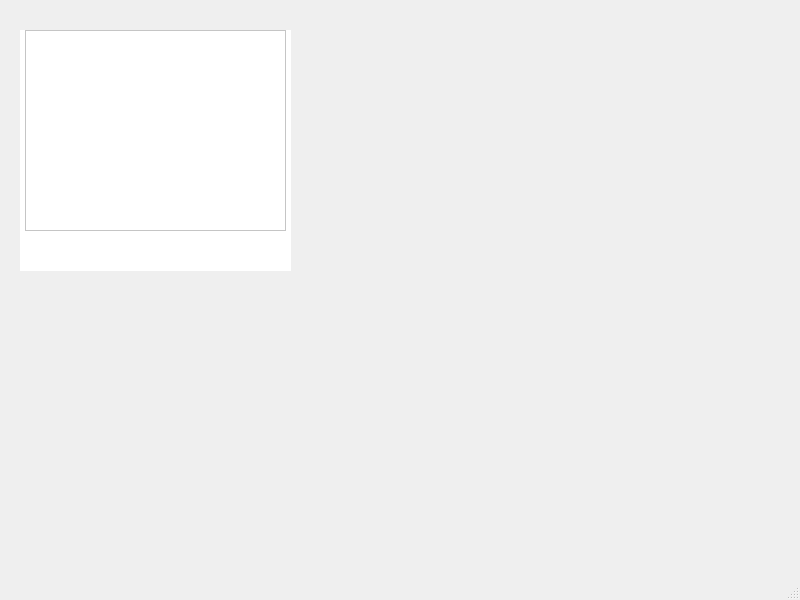
The window that mainwindow.ui (lasitha-amuwala/CES-Simulator) describes before a commit, drawn with Qt 5.
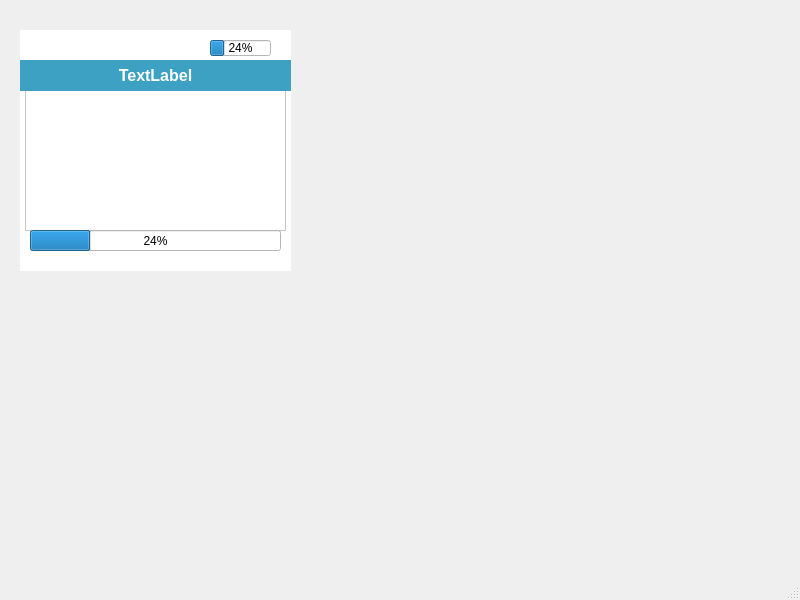
The same window after the commit. Icons and pictures are not drawn.

Commit message: Added menu system, frequency, waveform, countdown cycle options, reset state on power off

Patch:
```diff
--- a/mainwindow.ui
+++ b/mainwindow.ui
@@ -219,10 +219,79 @@
      <property name="geometry">
       <rect>
        <x>5</x>
-       <y>0</y>
+       <y>60</y>
        <width>261</width>
-       <height>201</height>
+       <height>141</height>
       </rect>
+     </property>
+     <property name="styleSheet">
+      <string notr="true">font-size: 16px;
+selection-background-color: #72bcd4</string>
+     </property>
+    </widget>
+    <widget class="QLabel" name="menuLabel">
+     <property name="geometry">
+      <rect>
+       <x>0</x>
+       <y>30</y>
+       <width>271</width>
+       <height>31</height>
+      </rect>
+     </property>
+     <property name="font">
+      <font>
+       <pointsize>12</pointsize>
+       <weight>75</weight>
+       <bold>true</bold>
+       <underline>false</underline>
+       <strikeout>false</strikeout>
+       <kerning>true</kerning>
+      </font>
+     </property>
+     <property name="styleSheet">
+      <string notr="true">background-color:#3ca1c3;
+color:#fff;</string>
+     </property>
+     <property name="text">
+      <string>TextLabel</string>
+     </property>
+     <property name="textFormat">
+      <enum>Qt::AutoText</enum>
+     </property>
+     <property name="scaledContents">
+      <bool>false</bool>
+     </property>
+     <property name="alignment">
+      <set>Qt::AlignCenter</set>
+     </property>
+    </widget>
+    <widget class="QProgressBar" name="progressBar_2">
+     <property name="geometry">
+      <rect>
+       <x>10</x>
+       <y>200</y>
+       <width>251</width>
+       <height>21</height>
+      </rect>
+     </property>
+     <property name="value">
+      <number>24</number>
+     </property>
+    </widget>
+    <widget class="QProgressBar" name="progressBar">
+     <property name="enabled">
+      <bool>true</bool>
+     </property>
+     <property name="geometry">
+      <rect>
+       <x>190</x>
+       <y>10</y>
+       <width>61</width>
+       <height>16</height>
+      </rect>
+     </property>
+     <property name="value">
+      <number>24</number>
      </property>
     </widget>
    </widget>
```
Left out of the diff: 26 changed lines with no effect on the pictures. The commit also changes 5 other files.
